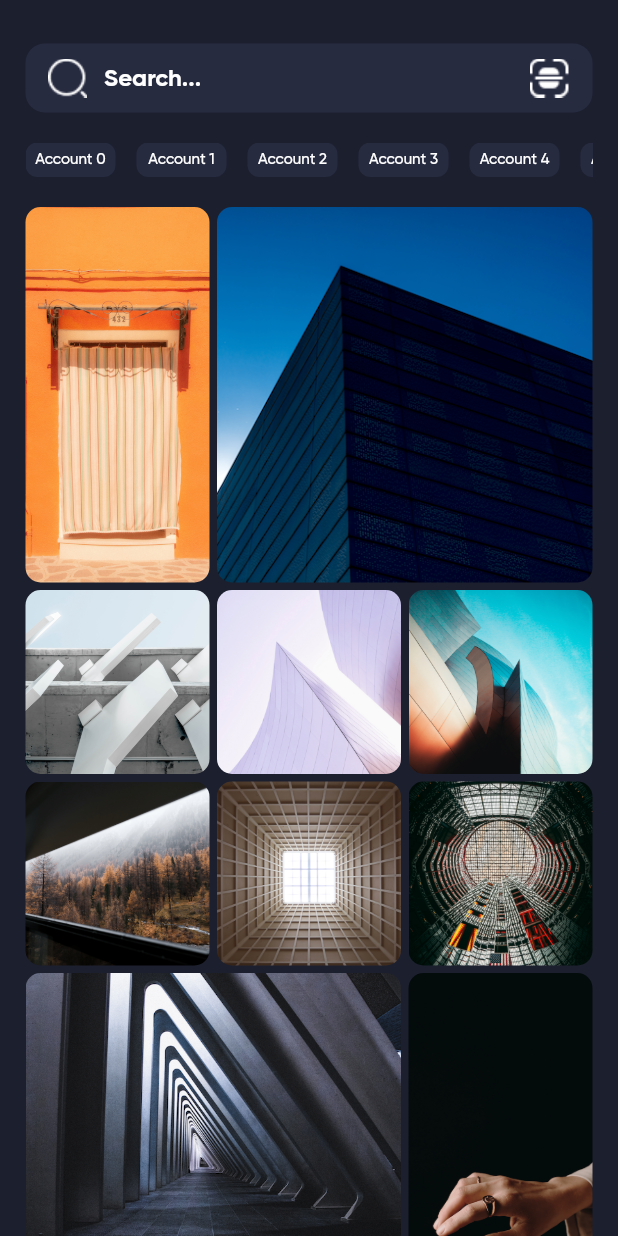
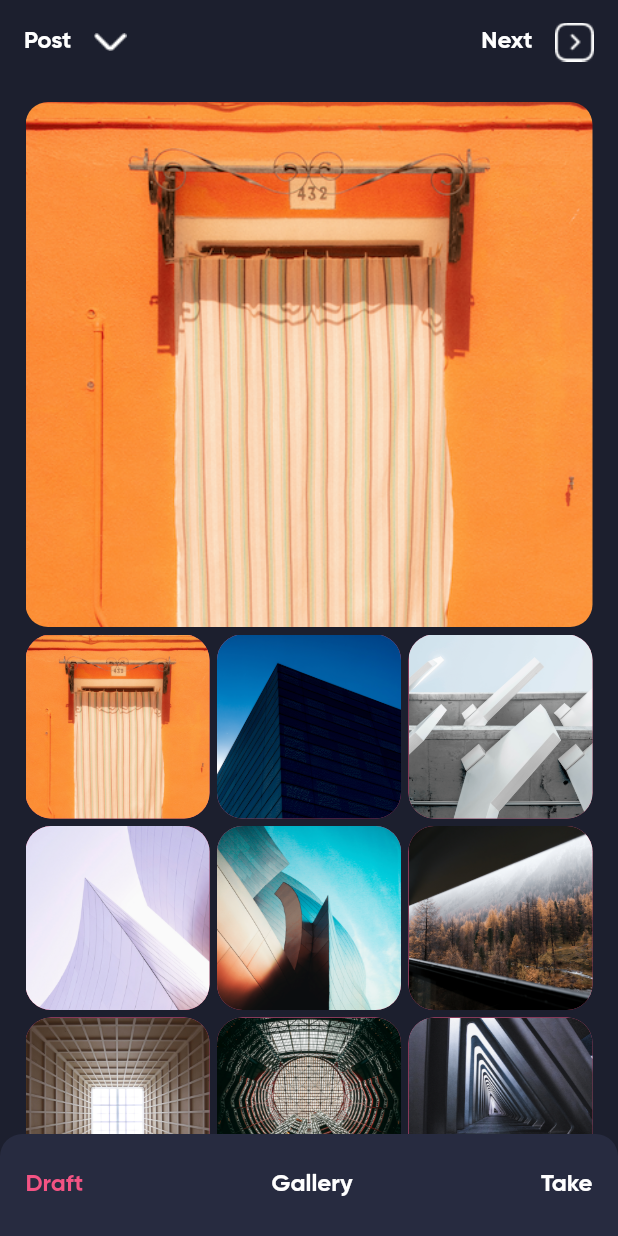
Before and after one commit to Alits23/instagram_clone, a Flutter app: the screen it shows after launch, on a phone screen of 412 x 824 dp. Run offline on Flutter 3.47's test engine with Material 2 defaults, Android fonts, the phone set to English and light mode, and no system bars; our stand-ins replace dotted_border.

Commit message:
creat post page

```diff
--- a/lib/main.dart
+++ b/lib/main.dart
@@ -1,6 +1,7 @@
 import 'package:flutter/material.dart';
 import 'package:instagram/screens/home_page.dart';
 import 'package:instagram/screens/login_page.dart';
+import 'package:instagram/screens/post.dart';
 import 'package:instagram/screens/search_page.dart';
 import 'package:instagram/screens/switch_account_page.dart';
 
@@ -38,7 +39,7 @@ class MyApp extends StatelessWidget {
         ),
       ),
       debugShowCheckedModeBanner: false,
-      home: SearchPage(),
+      home: PostPage(),
     );
   }
 }
--- /dev/null
+++ b/lib/screens/post.dart
@@ -0,0 +1,127 @@
+import 'package:flutter/material.dart';
+import 'package:instagram/constants/colors/colors.dart';
+
+class PostPage extends StatelessWidget {
+  const PostPage({super.key});
+
+  @override
+  Widget build(BuildContext context) {
+    return Scaffold(
+      backgroundColor: backgroundColor1,
+      appBar: AppBar(
+        backgroundColor: backgroundColor1,
+        elevation: 0,
+        title: Row(
+          children: [
+            Text(
+              'Post',
+              style: Theme.of(context).textTheme.headline4,
+            ),
+            SizedBox(width: 15),
+            Image.asset('images/icon_arrow_down.png'),
+            Spacer(),
+            Text(
+              'Next',
+              style: Theme.of(context).textTheme.headline4,
+            ),
+            SizedBox(width: 15),
+            Image.asset('images/icon_arrow_right_box.png'),
+          ],
+        ),
+      ),
+      body: SafeArea(
+        child: Padding(
+          padding: const EdgeInsets.only(
+            left: 17,
+            right: 17,
+            top: 12,
+          ),
+          child: Column(
+            children: [
+              Container(
+                decoration: BoxDecoration(
+                  borderRadius: BorderRadius.all(
+                    Radius.circular(15),
+                  ),
+                ),
+                width: 394,
+                height: 350,
+                child: ClipRRect(
+                  borderRadius: BorderRadius.all(
+                    Radius.circular(15),
+                  ),
+                  child: FittedBox(
+                    fit: BoxFit.cover,
+                    child: Image.asset('images/item0.png'),
+                  ),
+                ),
+              ),
+              SizedBox(
+                height: 5,
+              ),
+              Expanded(
+                child: GridView.builder(
+                  itemCount: 10,
+                  gridDelegate: SliverGridDelegateWithFixedCrossAxisCount(
+                    crossAxisCount: 3,
+                    crossAxisSpacing: 5,
+                    mainAxisSpacing: 5,
+                  ),
+                  itemBuilder: (context, index) {
+                    return Container(
+                      decoration: BoxDecoration(
+                        image: DecorationImage(
+                          image: AssetImage('images/item$index.png'),
+                          fit: BoxFit.cover,
+                        ),
+                        borderRadius: BorderRadius.all(
+                          Radius.circular(17),
+                        ),
+                        color: pinkColorIcon,
+                      ),
+                      width: 128,
+                      height: 128,
+                    );
+                  },
+                ),
+              ),
+            ],
+          ),
+        ),
+      ),
+      bottomNavigationBar: ClipRRect(
+        borderRadius: BorderRadius.only(
+          topLeft: Radius.circular(15),
+          topRight: Radius.circular(15),
+        ),
+        child: Container(
+          height: 68,
+          color: backgroundColor2,
+          padding:
+              const EdgeInsets.only(left: 17, right: 17, top: 10, bottom: 10),
+          child: Row(
+            mainAxisAlignment: MainAxisAlignment.spaceBetween,
+            children: [
+              Text(
+                'Draft',
+                style: TextStyle(
+                  fontFamily: 'GB',
+                  fontSize: 16,
+                  color: pinkColorIcon,
+                ),
+              ),
+              Text(
+                'Gallery',
+                style: Theme.of(context).textTheme.headline4,
+              ),
+              Text(
+                'Take',
+                style: Theme.of(context).textTheme.headline4,
+              ),
+            ],
+          ),
+        ),
+      ),
+    );
+  }
+}
```
Also changed, not shown: images/Rectangle 53.png (added).
